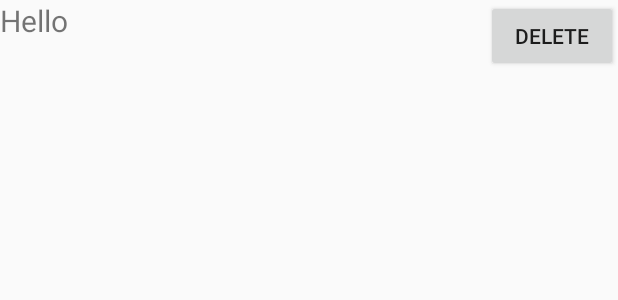
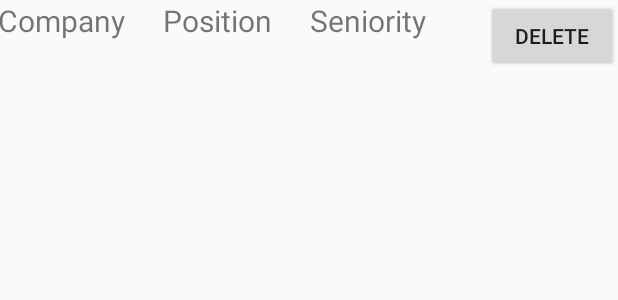
Before and after one commit to hyunjoon99/Applied, an Android app: the layout item_application.xml on its own in the app's theme, with its tools: preview values and no code run, on a phone screen of 412 x 824 dp. Shown: the top 300 px of the screen. Run offline under Robolectric (Android 15) with nearby library versions, the phone set to English and light mode, and no system bars.

```diff
--- a/app/src/main/res/layout/item_application.xml
+++ b/app/src/main/res/layout/item_application.xml
@@ -8,9 +8,33 @@
         android:id="@+id/application_title"
         android:layout_width="wrap_content"
         android:layout_height="wrap_content"
+        android:layout_alignParentStart="true"
         android:layout_alignParentLeft="true"
-        android:layout_alignParentStart="true"
-        android:text="Hello"
+        android:layout_marginStart="-1dp"
+        android:layout_marginLeft="-1dp"
+        android:text="@string/company"
+        android:textSize="20sp" />
+
+    <TextView
+        android:id="@+id/application_position"
+        android:layout_width="wrap_content"
+        android:layout_height="wrap_content"
+        android:layout_marginStart="25dp"
+        android:layout_marginLeft="25dp"
+        android:layout_toEndOf="@+id/application_title"
+        android:layout_toRightOf="@+id/application_title"
+        android:text="@string/position"
+        android:textSize="20sp" />
+
+    <TextView
+        android:id="@+id/application_seniority"
+        android:layout_width="wrap_content"
+        android:layout_height="wrap_content"
+        android:layout_marginStart="25dp"
+        android:layout_marginLeft="25dp"
+        android:layout_toEndOf="@+id/application_position"
+        android:layout_toRightOf="@+id/application_position"
+        android:text="@string/seniority"
         android:textSize="20sp" />
 
     <Button
@@ -20,5 +44,4 @@
         android:layout_alignParentEnd="true"
         android:layout_alignParentRight="true"
         android:text="Delete" />
-
 </RelativeLayout>
```
Also changed, not shown: app/src/main/java/com/example/applied/MainActivity.kt (+26 -8 lines), app/src/main/java/com/example/applied/db/AppContract.kt (added, +28 -0 lines), app/src/main/java/com/example/applied/db/AppDBHelper.kt (added, +26 -0 lines).
